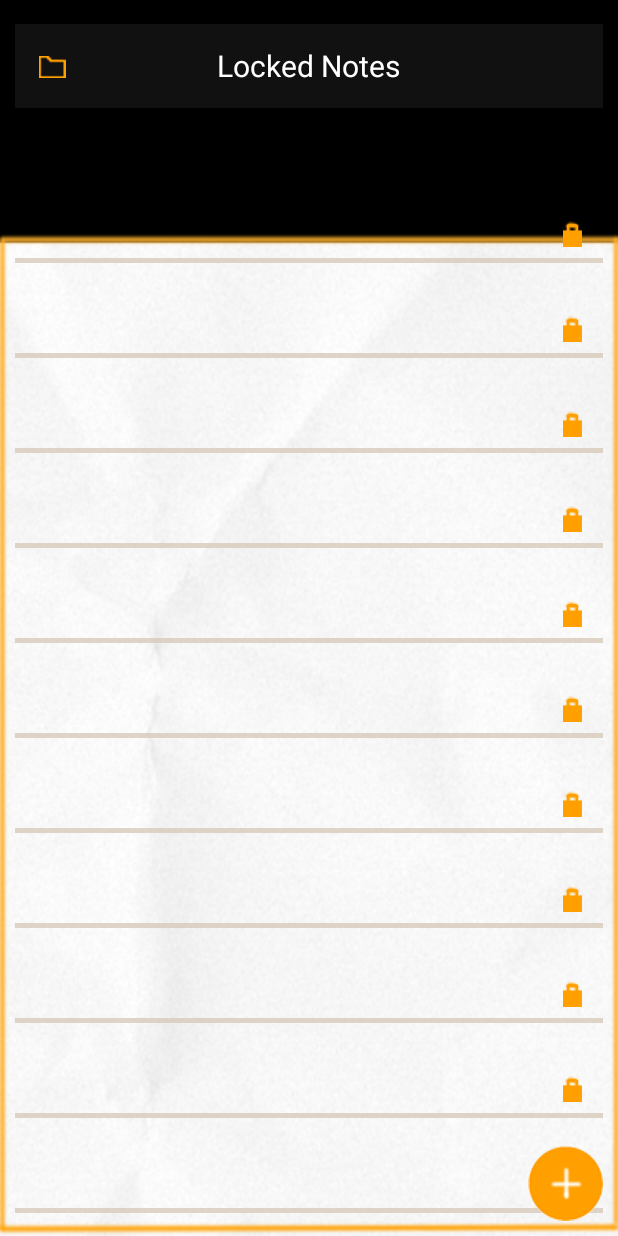
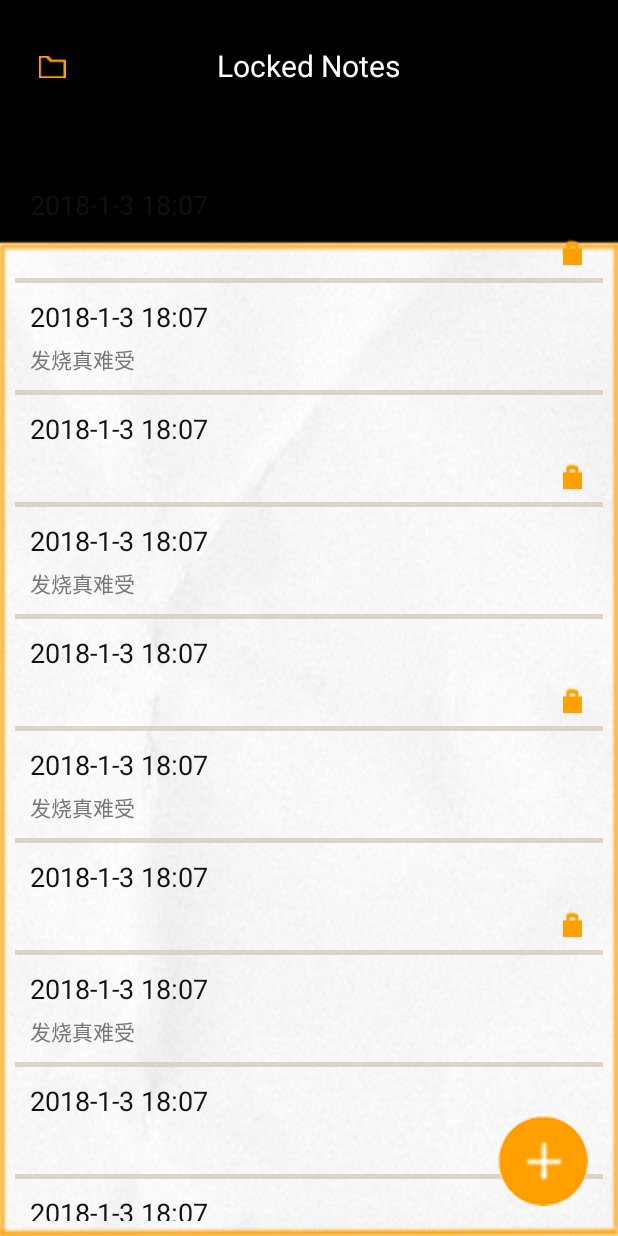
Before and after one commit to ZZHmydC/lockedNotes, an Android app: the screen it shows after launch (MainActivity), on a phone screen of 412 x 824 dp. Run offline under Robolectric (Android 15) with nearby library versions, the light colour scheme and no system bars; libraries missing offline, so code that uses them is left out: org.litepal.crud.

Commit message:
add Lock Dialog

```diff
--- a/app/src/main/AndroidManifest.xml
+++ b/app/src/main/AndroidManifest.xml
@@ -9,7 +9,8 @@
         android:label="@string/app_name"
         android:supportsRtl="true"
         android:theme="@style/AppTheme">
-        <activity android:name=".MainActivity">
+        <activity android:name=".MainActivity"
+            android:windowSoftInputMode="adjustPan|stateHidden">
             <intent-filter>
                 <action android:name="android.intent.action.MAIN" />
 
--- a/app/src/main/java/com/example/irene/lockednotes/ListViewAdapter.java
+++ b/app/src/main/java/com/example/irene/lockednotes/ListViewAdapter.java
@@ -33,6 +33,13 @@ public class ListViewAdapter extends ArrayAdapter<Note> {
         TextView cellTitle = (TextView) view.findViewById(R.id.cell_title);
         TextView cellContent = (TextView) view.findViewById(R.id.cell_content);
         ImageView cellLock = (ImageView) view.findViewById(R.id.cell_lock);
+        if (note.getLock() == true) {
+            cellContent.setVisibility(View.INVISIBLE);
+            cellLock.setVisibility(View.VISIBLE);
+        } else {
+            cellContent.setVisibility(View.VISIBLE);
+            cellLock.setVisibility(View.INVISIBLE);
+        }
         cellTitle.setText(note.getNoteName());
         cellContent.setText(note.getContent());
         cellLock.setImageResource(note.getId());
--- a/app/src/main/java/com/example/irene/lockednotes/MainActivity.java
+++ b/app/src/main/java/com/example/irene/lockednotes/MainActivity.java
@@ -1,14 +1,17 @@
 package com.example.irene.lockednotes;
 
+import android.content.Context;
 import android.content.Intent;
 import android.support.v7.app.AppCompatActivity;
 import android.os.Bundle;
 import android.view.View;
+import android.view.inputmethod.InputMethodManager;
 import android.widget.AdapterView;
 import android.widget.Button;
 import android.widget.ImageView;
 import android.widget.ListView;
 import android.widget.TextView;
+import android.widget.Toast;
 
 import com.example.irene.lockednotes.db.Note;
 
@@ -30,15 +33,20 @@ public class MainActivity extends AppCompatActivity {
         appTitle.setText("Locked Notes");
 
         initNotes();    //初始化便签数据
-        ListViewAdapter adapter = new ListViewAdapter(MainActivity.this, R.layout.cell, noteList);
+        final ListViewAdapter adapter = new ListViewAdapter(MainActivity.this, R.layout.cell, noteList);
         ListView listView = (ListView) findViewById(R.id.list_view);
         listView.setAdapter(adapter);
         listView.setOnItemClickListener(new AdapterView.OnItemClickListener() {
             @Override
             public void onItemClick(AdapterView<?> parent, View view, int position, long id) {
                 Note note = noteList.get(position);
-                Intent intent = new Intent(MainActivity.this, NoteEdit.class);
-                startActivity(intent);
+                if (note.getLock() == true) {
+                    //Toast.makeText(MainActivity.this, "locked", Toast.LENGTH_SHORT).show();
+                    showUnlockDialog(view);
+                } else {
+                    Intent intent = new Intent(MainActivity.this, NoteEdit.class);
+                    startActivity(intent);
+                }
             }
         });
 
@@ -53,9 +61,57 @@ public class MainActivity extends AppCompatActivity {
     }
 
     private void initNotes() {
-        for (int i=0; i<20; i++) {
+        for (int i=0; i<5; i++) {
             Note note1 = new Note();
+            note1.setLock(true);
+            note1.setNoteName("2018-1-3 18:07");
+            note1.setContent("发烧真难受");
+            note1.setPublishDate("2018-1-3 18:07");
             noteList.add(note1);
+
+            Note note2 = new Note();
+            note2.setLock(false);
+            note2.setNoteName("2018-1-3 18:07");
+            note2.setContent("发烧真难受");
+            note2.setPublishDate("2018-1-3 18:07");
+            noteList.add(note2);
         }
     }
+
+
+    /*设置弹出对话框*/
+
+    private UnlockedDialog dialog;
+
+    public void showUnlockDialog(View view) {
+        dialog = new UnlockedDialog(this, R.style.dialog, onClickListener);
+        dialog.show();
+    }
+
+    private View.OnClickListener onClickListener = new View.OnClickListener() {
+        @Override
+        public void onClick(View v) {
+            switch (v.getId()) {
+                case R.id.confirm_button:
+                    if (dialog.password.getText().toString().equals("15081201")){
+                        Intent intent = new Intent(MainActivity.this, NoteEdit.class);
+                        startActivity(intent);
+                        dialog.cancel();
+                    } else {
+                        Toast.makeText(MainActivity.this, "Password error!", Toast.LENGTH_SHORT).show();
+                    }
+                    break;
+            }
+        }
+    };
+
+    private void hintKeyboard() {
+        InputMethodManager imm = (InputMethodManager)getSystemService(Context.INPUT_METHOD_SERVICE);
+        if(imm.isActive()&&getCurrentFocus()!=null){
+            if (getCurrentFocus().getWindowToken()!=null) {
+                imm.hideSoftInputFromWindow(getCurrentFocus().getWindowToken(), InputMethodManager.HIDE_NOT_ALWAYS);
+            }
+        }
+    }
+
 }
--- a/app/src/main/res/layout/activity_main.xml
+++ b/app/src/main/res/layout/activity_main.xml
@@ -19,7 +19,7 @@
         <RelativeLayout
             android:layout_width="match_parent"
             android:layout_height="wrap_content"
-            android:paddingTop="40dp">
+            android:paddingTop="42dp">
 
             <ListView
                 android:id="@+id/list_view"
@@ -36,7 +36,7 @@
     <RelativeLayout
         android:layout_width="match_parent"
         android:layout_height="?attr/actionBarSize"
-        android:background="#111">
+        android:background="#000000">
 
         <Button
             android:id="@+id/folder_button"
@@ -59,12 +59,20 @@
 
     <Button
         android:id="@+id/add_button"
-        android:layout_width="50dp"
-        android:layout_height="50dp"
+        android:layout_width="60dp"
+        android:layout_height="60dp"
         android:layout_alignParentRight="true"
         android:layout_alignParentBottom="true"
-        android:paddingBottom="5dp"
-        android:paddingRight="5dp"
+        android:layout_marginBottom="10dp"
+        android:layout_marginRight="10dp"
         android:background="@drawable/bt_add" />
 
+ <!--   <fragment
+        android:id="@+id/classification_fragment"
+        android:name="com.example.irene.lockednotes.Classification"
+        android:layout_width="match_parent"
+        android:layout_height="match_parent"
+        android:layout_gravity="start"
+        android:fitsSystemWindows="true"/>-->
+
 </RelativeLayout>
--- a/app/src/main/res/layout/cell.xml
+++ b/app/src/main/res/layout/cell.xml
@@ -1,5 +1,5 @@
 <?xml version="1.0" encoding="utf-8"?>
-<LinearLayout xmlns:android="http://schemas.android.com/apk/res/android"
+<RelativeLayout xmlns:android="http://schemas.android.com/apk/res/android"
     android:layout_width="match_parent"
     android:layout_height="wrap_content"
     android:background="@android:color/transparent" >
@@ -9,16 +9,18 @@
         android:layout_width="wrap_content"
         android:layout_height="wrap_content"
         android:layout_alignParentLeft="true"
-        android:layout_marginLeft="5dp"
+        android:paddingTop="10dp"
+        android:paddingLeft="10dp"
         android:textColor="#111"
-        android:textSize="16sp"/>
+        android:textSize="18sp"/>
 
     <TextView
         android:id="@+id/cell_content"
         android:layout_width="wrap_content"
         android:layout_height="wrap_content"
-        android:layout_alignParentLeft="true"
-        android:layout_marginLeft="5dp"
+        android:paddingTop="40dp"
+        android:paddingLeft="10dp"
+        android:paddingBottom="10dp"
         android:textColor="#797575"
         android:textSize="14sp"/>
 
@@ -26,7 +28,7 @@
         android:gravity="right"
         android:layout_width="match_parent"
         android:layout_height="wrap_content"
-        android:paddingTop="30dp" >
+        android:paddingTop="40dp">
 
         <ImageView
             android:id="@+id/cell_lock"
@@ -38,4 +40,4 @@
 
     </LinearLayout>
 
-</LinearLayout>
+</RelativeLayout>
--- a/app/src/main/res/layout/classification.xml
+++ b/app/src/main/res/layout/classification.xml
@@ -31,6 +31,8 @@
     <ListView
         android:id="@+id/list_view"
         android:layout_width="match_parent"
-        android:layout_height="match_parent"/>
+        android:layout_height="match_parent"
+        android:divider="#ffaa00"
+        android:dividerHeight="3dp"/>
 
 </LinearLayout>
--- a/app/src/main/res/values/styles.xml
+++ b/app/src/main/res/values/styles.xml
@@ -6,4 +6,14 @@
         <item name="android:windowBackground">@android:color/black</item>
     </style>
 
+    <style name="dialog" parent="@android:style/Theme.Dialog">
+        <item name="android:windowFrame">@null</item><!-- 边框 -->
+        <item name="android:windowIsFloating">true</item><!-- 是否浮现在activity之上 -->
+        <item name="android:windowIsTranslucent">false</item><!-- 半透明 -->
+        <item name="android:windowNoTitle">true</item>  <!-- 无标题 -->
+        <item name="android:backgroundDimEnabled">true</item>  <!-- 模糊 -->
+        <!-- 对话框弹出后，父窗体是否为全黑，需要跟backgroundDimEnabled配合使用 -->
+        <item name="android:backgroundDimAmount">0.6</item>
+    </style>
+
 </resources>
```
Also changed, not shown: app/src/main/java/com/example/irene/lockednotes/Classification.java (+60 -25 lines), app/src/main/java/com/example/irene/lockednotes/NoteEdit.java (+20 -4 lines), app/src/main/java/com/example/irene/lockednotes/UnlockedDialog.java (added, +66 -0 lines), app/src/main/java/com/example/irene/lockednotes/db/Folder.java (+10 -0 lines), app/src/main/res/layout/lock_dialog.xml (added, +40 -0 lines), app/src/main/res/drawable/bg_01.png.
